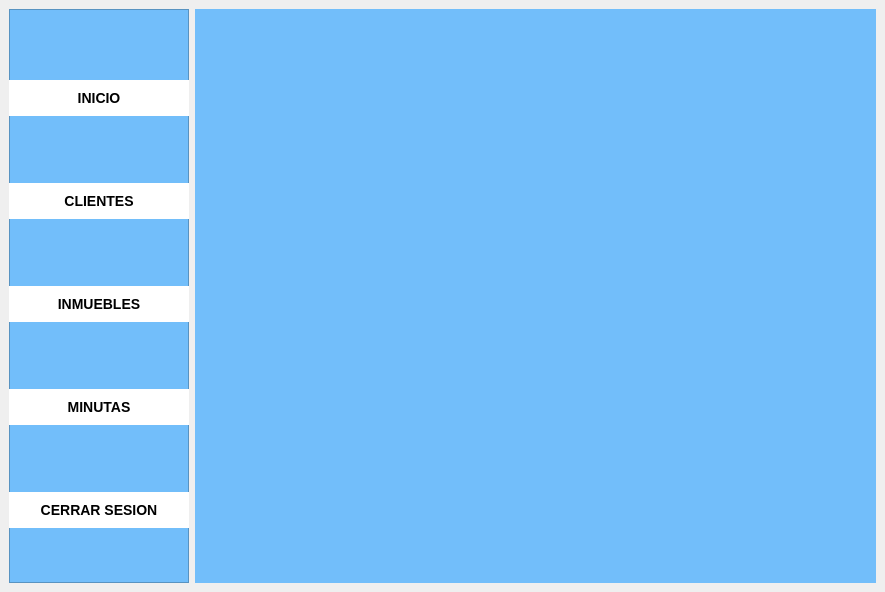
Qt form ui/menu.ui (FacuMillo35/digitalizacion_minutas) before a commit.
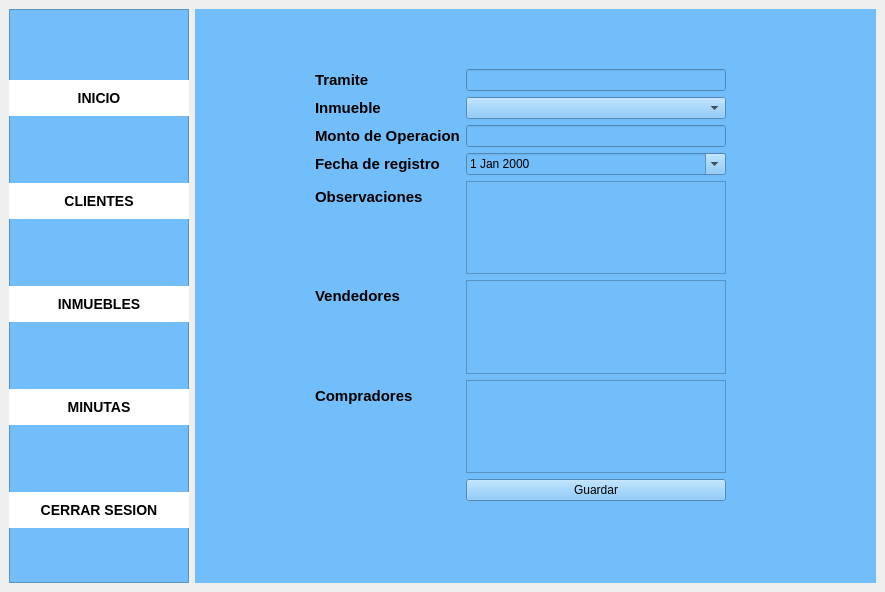
The same form after that commit. The open tabs and pages were chosen to show the change.

Commit message: agregue la funcion para crear y guardar la minuta c

Patch:
```diff
--- a/ui/menu.ui
+++ b/ui/menu.ui
@@ -842,7 +842,150 @@
         </layout>
        </widget>
       </widget>
-      <widget class="QWidget" name="MINUTAS"/>
+      <widget class="QWidget" name="MINUTAS">
+       <widget class="QWidget" name="formLayoutWidget_2">
+        <property name="geometry">
+         <rect>
+          <x>120</x>
+          <y>60</y>
+          <width>411</width>
+          <height>432</height>
+         </rect>
+        </property>
+        <layout class="QFormLayout" name="formLayout_3">
+         <item row="0" column="1">
+          <widget class="QLineEdit" name="txt_tipo_tramite"/>
+         </item>
+         <item row="1" column="1">
+          <widget class="QComboBox" name="cmb_inmueble"/>
+         </item>
+         <item row="2" column="1">
+          <widget class="QLineEdit" name="txt_monto"/>
+         </item>
+         <item row="3" column="1">
+          <widget class="QDateEdit" name="txt_fecha_minuta">
+           <property name="calendarPopup">
+            <bool>true</bool>
+           </property>
+          </widget>
+         </item>
+         <item row="4" column="1">
+          <widget class="QTextEdit" name="txt_observaciones"/>
+         </item>
+         <item row="0" column="0">
+          <widget class="QLabel" name="label_23">
+           <property name="font">
+            <font>
+             <pointsize>11</pointsize>
+             <weight>75</weight>
+             <bold>true</bold>
+            </font>
+           </property>
+           <property name="text">
+            <string>Tramite</string>
+           </property>
+          </widget>
+         </item>
+         <item row="1" column="0">
+          <widget class="QLabel" name="label_24">
+           <property name="font">
+            <font>
+             <pointsize>11</pointsize>
+             <weight>75</weight>
+             <bold>true</bold>
+            </font>
+           </property>
+           <property name="text">
+            <string>Inmueble</string>
+           </property>
+          </widget>
+         </item>
+         <item row="2" column="0">
+          <widget class="QLabel" name="label_25">
+           <property name="font">
+            <font>
+             <pointsize>11</pointsize>
+             <weight>75</weight>
+             <bold>true</bold>
+            </font>
+           </property>
+           <property name="text">
+            <string>Monto de Operacion</string>
+           </property>
+          </widget>
+         </item>
+         <item row="3" column="0">
+          <widget class="QLabel" name="label_26">
+           <property name="font">
+            <font>
+             <pointsize>11</pointsize>
+             <weight>75</weight>
+             <bold>true</bold>
+            </font>
+           </property>
+           <property name="text">
+            <string>Fecha de registro</string>
+           </property>
+          </widget>
+         </item>
+         <item row="4" column="0">
+          <widget class="QLabel" name="label_27">
+           <property name="font">
+            <font>
+             <pointsize>11</pointsize>
+             <weight>75</weight>
+             <bold>true</bold>
+            </font>
+           </property>
+           <property name="text">
+            <string>Observaciones</string>
+           </property>
+          </widget>
+         </item>
+         <item row="7" column="1">
+          <widget class="QPushButton" name="btn_guardar_minuta">
+           <property name="text">
+            <string>Guardar</string>
+           </property>
+          </widget>
+         </item>
+         <item row="5" column="1">
+          <widget class="QListWidget" name="list_vendedores"/>
+         </item>
+         <item row="5" column="0">
+          <widget class="QLabel" name="label_28">
+           <property name="font">
+            <font>
+             <pointsize>11</pointsize>
+             <weight>75</weight>
+             <bold>true</bold>
+            </font>
+           </property>
+           <property name="text">
+            <string>Vendedores</string>
+           </property>
+          </widget>
+         </item>
+         <item row="6" column="1">
+          <widget class="QListWidget" name="list_compradores"/>
+         </item>
+         <item row="6" column="0">
+          <widget class="QLabel" name="label_29">
+           <property name="font">
+            <font>
+             <pointsize>11</pointsize>
+             <weight>75</weight>
+             <bold>true</bold>
+            </font>
+           </property>
+           <property name="text">
+            <string>Compradores</string>
+           </property>
+          </widget>
+         </item>
+        </layout>
+       </widget>
+      </widget>
      </widget>
     </item>
    </layout>
```
Left out of the diff: 2 changed lines with no effect on the pictures. The commit also changes 3 other files.
